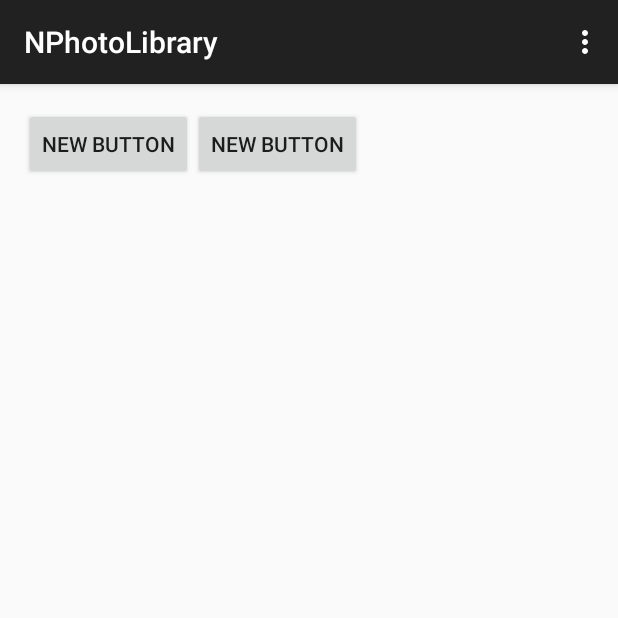
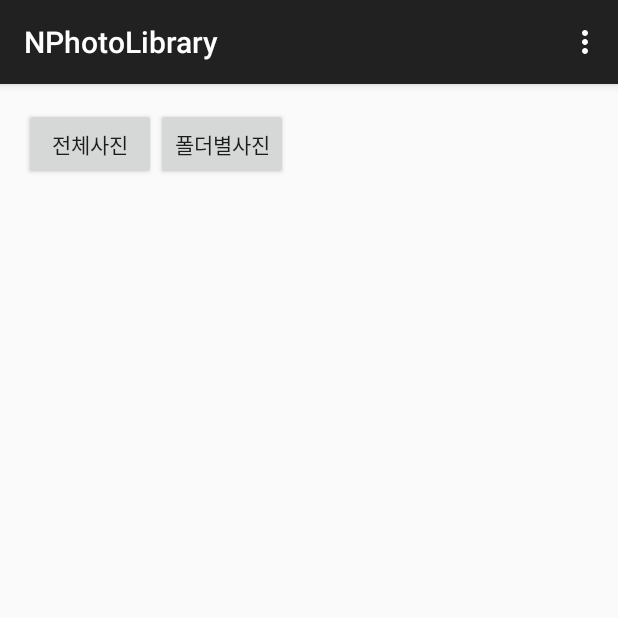
Before and after one commit to NoBang/Android-NBGallery, an Android app: the screen it shows after launch (MainActivity), on a phone screen of 412 x 824 dp, the top half of it. Run offline under Robolectric (Android 15) with nearby library versions, the phone set to English and light mode, and no system bars.

Commit message:
버튼 이름 추가.

```diff
--- a/app/src/main/res/layout/activity_main.xml
+++ b/app/src/main/res/layout/activity_main.xml
@@ -12,12 +12,12 @@
     <Button
         android:layout_width="wrap_content"
         android:layout_height="wrap_content"
-        android:text="New Button"
+        android:text="전체사진"
         android:id="@+id/button" />
 
     <Button
         android:layout_width="wrap_content"
         android:layout_height="wrap_content"
-        android:text="New Button"
+        android:text="폴더별사진"
         android:id="@+id/button2" />
 </LinearLayout>
```
